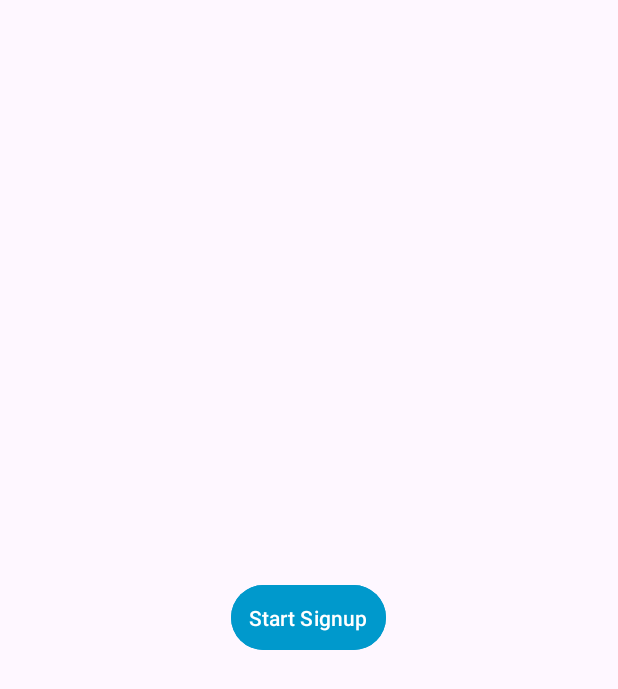
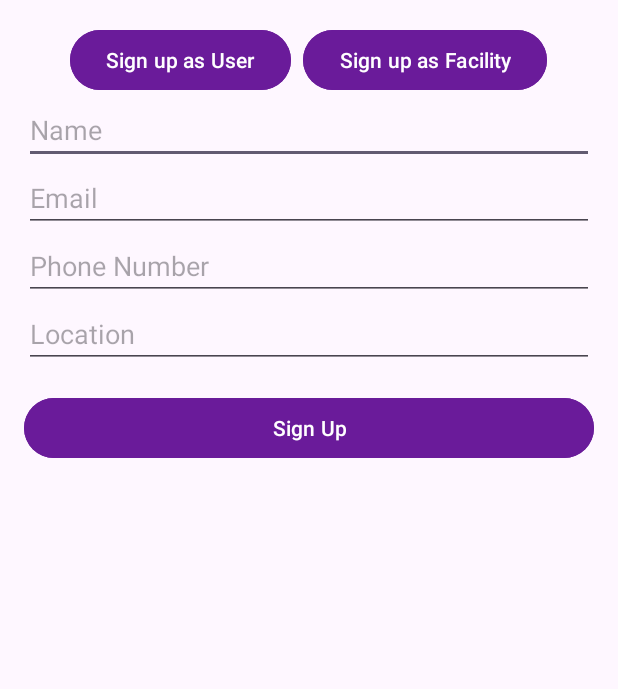
Before and after one commit to CMPUT301F24mohggg/MohgggDraw, an Android app: the screen it shows after launch (MainActivity), on a phone screen of 412 x 824 dp. Shown: the top 689 px of the screen. Run offline under Robolectric (Android 15) with nearby library versions, the light colour scheme and no system bars; 4 statements that could not run were skipped.

Commit message:
added functionality to the signup forms

```diff
--- a/app/build.gradle.kts
+++ b/app/build.gradle.kts
@@ -45,6 +45,7 @@
     implementation(libs.navigation.fragment)
     implementation(libs.navigation.ui)
     implementation(libs.firebase.storage)
+    implementation(libs.firebase.database)
     testImplementation(libs.junit)
     androidTestImplementation(libs.ext.junit)
     androidTestImplementation(libs.espresso.core)
--- a/app/src/main/AndroidManifest.xml
+++ b/app/src/main/AndroidManifest.xml
@@ -28,10 +28,9 @@
         <activity android:name=".Organizer" />
 
         <!-- Signup Step 1 Activity -->
-        <activity android:name=".SignupStep1Activity" />
+        <activity android:name=".SignupActivity" />
 
-        <!-- Signup Step 2 Activity -->
-        <activity android:name=".SignupStep2Activity" />
+
 
     </application>
 
--- a/app/src/main/res/layout/activity_main.xml
+++ b/app/src/main/res/layout/activity_main.xml
@@ -1,18 +1,75 @@
-<LinearLayout
-    xmlns:android="http://schemas.android.com/apk/res/android"
+<LinearLayout xmlns:android="http://schemas.android.com/apk/res/android"
     android:layout_width="match_parent"
     android:layout_height="match_parent"
     android:orientation="vertical"
-    android:gravity="center"
     android:padding="16dp">
 
-    <!-- Start Signup Button -->
+    <!-- Toggle Buttons to switch between User and Facility -->
+    <LinearLayout
+        android:layout_width="match_parent"
+        android:layout_height="wrap_content"
+        android:orientation="horizontal"
+        android:gravity="center">
+
+        <Button
+            android:id="@+id/toggleUser"
+            android:layout_width="wrap_content"
+            android:layout_height="wrap_content"
+            android:text="Sign up as User"
+            android:backgroundTint="#6A1B9A"
+            android:textColor="#FFFFFF" />
+
+        <Button
+            android:id="@+id/toggleFacility"
+            android:layout_width="wrap_content"
+            android:layout_height="wrap_content"
+            android:text="Sign up as Facility"
+            android:backgroundTint="#6A1B9A"
+            android:textColor="#FFFFFF"
+            android:layout_marginStart="8dp"/>
+    </LinearLayout>
+
+    <!-- User fields -->
+    <EditText
+        android:id="@+id/nameField"
+        android:layout_width="match_parent"
+        android:layout_height="wrap_content"
+        android:hint="Name"
+        android:visibility="visible" />
+
+    <!-- Facility-specific field -->
+    <EditText
+        android:id="@+id/facilityNameField"
+        android:layout_width="match_parent"
+        android:layout_height="wrap_content"
+        android:hint="Facility Name"
+        android:visibility="gone" />
+
+    <!-- Common fields for both user and facility -->
+    <EditText
+        android:id="@+id/emailField"
+        android:layout_width="match_parent"
+        android:layout_height="wrap_content"
+        android:hint="Email" />
+
+    <EditText
+        android:id="@+id/phoneNumberField"
+        android:layout_width="match_parent"
+        android:layout_height="wrap_content"
+        android:hint="Phone Number" />
+
+    <EditText
+        android:id="@+id/locationField"
+        android:layout_width="match_parent"
+        android:layout_height="wrap_content"
+        android:hint="Location" />
+
     <Button
-        android:id="@+id/start_signup_button"
-        android:layout_width="wrap_content"
+        android:id="@+id/signUpButton"
+        android:layout_width="match_parent"
         android:layout_height="wrap_content"
-        android:text="Start Signup"
-        android:backgroundTint="@android:color/holo_blue_dark"
-        android:textColor="@android:color/white"
-        android:padding="12dp" />
+        android:text="Sign Up"
+        android:backgroundTint="#6A1B9A"
+        android:textColor="#FFFFFF"
+        android:layout_marginTop="16dp" />
 </LinearLayout>
--- a/gradle/libs.versions.toml
+++ b/gradle/libs.versions.toml
@@ -10,6 +10,7 @@
 navigationFragment = "2.8.2"
 navigationUi = "2.8.2"
 firebaseStorage = "21.0.1"
+firebaseDatabase = "21.0.0"
 
 [libraries]
 google-services = { module = "com.google.gms:google-services", version.ref = "googleServices" }
@@ -22,6 +23,7 @@
 navigation-fragment = { group = "androidx.navigation", name = "navigation-fragment", version.ref = "navigationFragment" }
 navigation-ui = { group = "androidx.navigation", name = "navigation-ui", version.ref = "navigationUi" }
 firebase-storage = { group = "com.google.firebase", name = "firebase-storage", version.ref = "firebaseStorage" }
+firebase-database = { group = "com.google.firebase", name = "firebase-database", version.ref = "firebaseDatabase" }
 
 [plugins]
 android-application = { id = "com.android.application", version.ref = "agp" }
```
Also changed, not shown: app/src/main/java/com/example/mohgggdraw/MainActivity.java (+12 -8 lines), app/src/main/java/com/example/mohgggdraw/SignupActivity.java (added, +60 -0 lines), app/src/main/java/com/example/mohgggdraw/SignupStep1Activity.java (deleted, +0 -54 lines), app/src/main/java/com/example/mohgggdraw/SignupStep2Activity.java (deleted, +0 -93 lines), app/src/main/res/layout/activity_signup.xml (added, +63 -0 lines), app/src/main/res/layout/activity_signup_step1.xml (deleted, +0 -63 lines), app/src/main/res/layout/activity_signup_step2.xml (deleted, +0 -41 lines).
